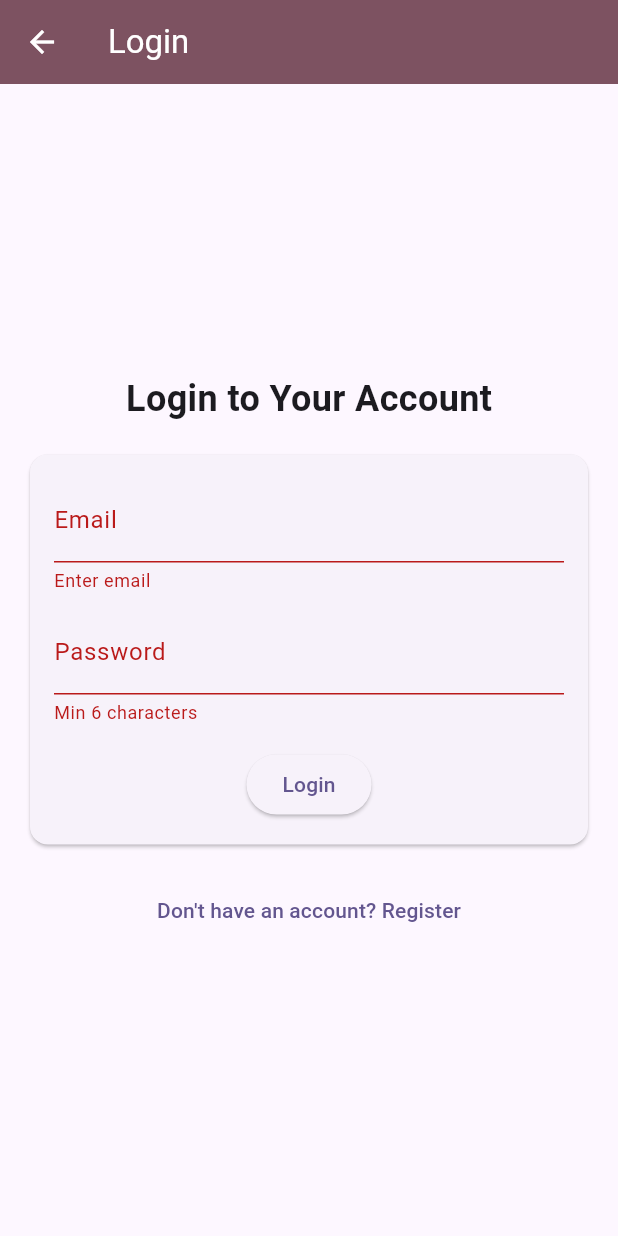
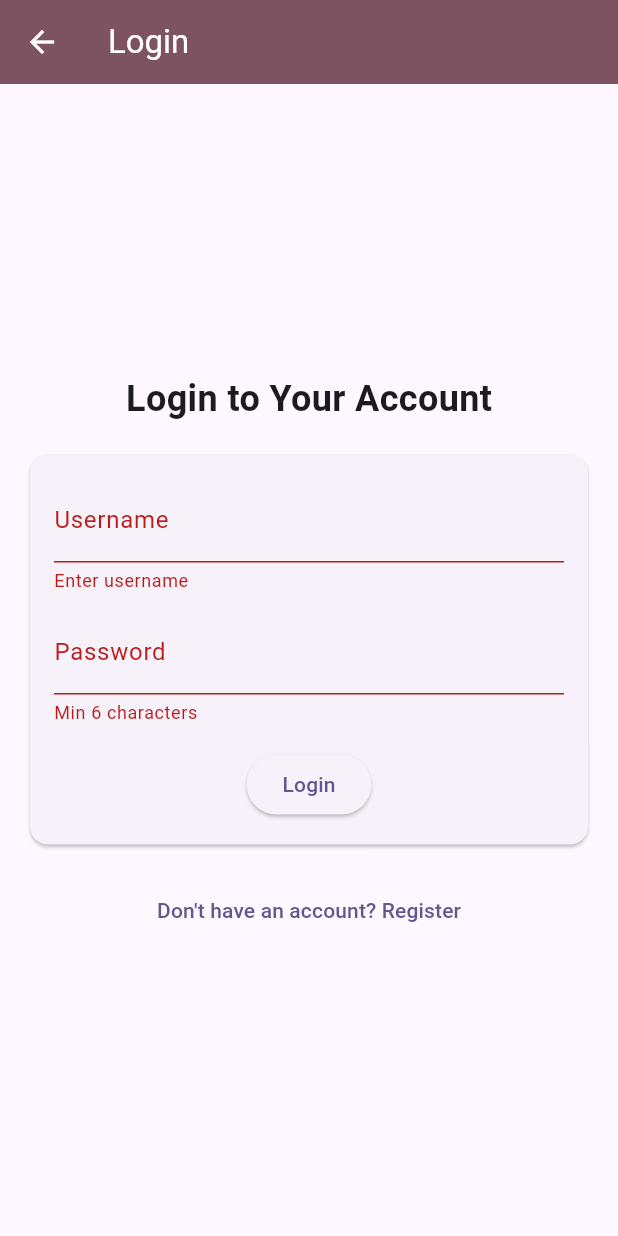
Before and after one commit to Go-Flutter-Dashboard/prodspace, a Flutter app: the LoginPage screen opened by its route, after a tap on "Login", on a phone screen of 412 x 824 dp. Run offline on Flutter 3.47's test engine with Material 3 defaults, Android fonts, the phone set to English and light mode, and no system bars; our stand-ins replace flutter_colorpicker, hive, hive_flutter, shared_preferences; accounts and stored records are empty.

Commit message:
upfate: project structure

```diff
--- a/frontend/lib/functions/functions.dart
+++ /dev/null
@@ -1,2 +0,0 @@
-// Add all function files in this node
-export 'logged_in.dart';
--- a/frontend/lib/pages/login_page.dart
+++ b/frontend/lib/login and regestration/login_page.dart
@@ -1,8 +1,7 @@
-import 'dart:convert';
 import 'package:flutter/material.dart';
 import 'package:http/http.dart' as http;
 import 'package:hive_flutter/hive_flutter.dart';
-import 'package:prodspace/functions/logged_in.dart';
+import 'package:prodspace/login%20and%20regestration/logged_in.dart';
 
 class LoginPage extends StatefulWidget {
   const LoginPage({super.key});
@@ -13,15 +12,15 @@ class LoginPage extends StatefulWidget {
 
 class _LoginPageState extends State<LoginPage> {
   final _formKey = GlobalKey<FormState>();
-  // Controllers for email and password
-  final _emailController = TextEditingController();
+  // Controllers for name and password
+  final _nameController = TextEditingController();
   final _passwordController = TextEditingController();
 
   // Submit button pressed
   void _submit() async {
     if (_formKey.currentState!.validate()) {
       // Get values from controllers
-      final email = _emailController.text.trim();
+      final username = _nameController.text.trim();
       final password = _passwordController.text;
 
       // Request to backend
@@ -30,7 +29,7 @@ class _LoginPageState extends State<LoginPage> {
           'localhost:8080'
         ),
         headers: {'Content-Type': 'application/json'},
-        body: '{"email": "$email", "password": "$password"}',
+        body: '{"username": "$username", "password": "$password"}',
       );
 
       // Bad response case
@@ -54,16 +53,14 @@ class _LoginPageState extends State<LoginPage> {
         await Hive.openBox('user_parameters');
       }
       final userBox = Hive.box('user_parameters');
-      userBox.put('email', email);
-      final responseJson = jsonDecode(response.body);
-      userBox.put('name', '${responseJson['name']}');
+      userBox.put('username', username);
 
       // Log success
-      debugPrint('Logged in: $email, $password');
+      debugPrint('Logged in: $username');
       if (!mounted) return;
       ScaffoldMessenger.of(context).showSnackBar(
         SnackBar(
-          content: Text('Logged in: $email'),
+          content: Text('Logged in: $username'),
           duration: const Duration(seconds: 1),
         ),
       );
@@ -106,21 +103,15 @@ class _LoginPageState extends State<LoginPage> {
                         mainAxisSize: MainAxisSize.min,
                         children: [
                           TextFormField(
-                            controller: _emailController,
+                            controller: _nameController,
                             decoration: const InputDecoration(
-                              labelText: 'Email',
+                              labelText: 'Username',
                             ),
                             autovalidateMode:
                                 AutovalidateMode.onUserInteraction,
                             validator: (value) {
                               if (value == null || value.isEmpty) {
-                                return 'Enter email';
-                              }
-                              final emailPattern = RegExp(
-                                r'^[a-zA-Z0-9._%+-]+@[a-zA-Z0-9.-]+\.[a-zA-Z]{2,}$',
-                              );
-                              if (!emailPattern.hasMatch(value)) {
-                                return 'Enter a valid email';
+                                return 'Enter username';
                               }
                               return null;
                             },
--- a/frontend/lib/main.dart
+++ b/frontend/lib/main.dart
@@ -1,7 +1,6 @@
 import 'package:flutter/material.dart';
-import 'functions/logged_in.dart';
-import 'pages/pages.dart';
-import 'board/presentation/pages/board_page.dart';
+import 'login and regestration/logged_in.dart';
+import 'pages.dart';
 import 'package:hive/hive.dart';
 import 'package:path_provider/path_provider.dart';
 
--- /dev/null
+++ b/frontend/lib/pages.dart
@@ -0,0 +1,3 @@
+// Add all page files in this node
+export 'login and regestration/login_page.dart';
+export 'board/presentation/pages/board_page.dart';
--- a/frontend/lib/pages/pages.dart
+++ /dev/null
@@ -1,2 +0,0 @@
-// Add all page files in this node
-export 'login_page.dart';
```
Also changed, not shown: frontend/lib/login and regestration/logged_in.dart (renamed from frontend/lib/functions/logged_in.dart).
